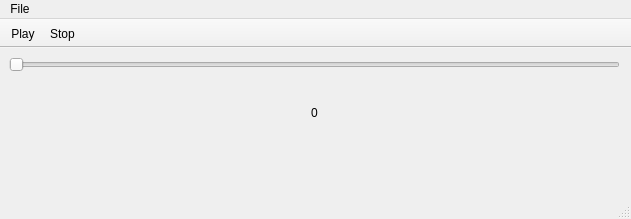
Before: the Qt Designer form mainwindow.ui in ray2501/MyQMP3, drawn with Qt 5.
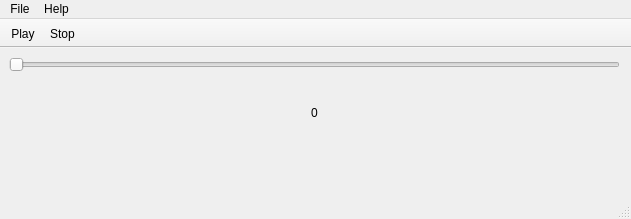
After: the same form once the commit is applied. Icons and pictures are not drawn.

Patch:
```diff
--- a/mainwindow.ui
+++ b/mainwindow.ui
@@ -80,7 +80,14 @@
     <addaction name="separator"/>
     <addaction name="actionQuit"/>
    </widget>
+   <widget class="QMenu" name="menuHelp">
+    <property name="title">
+     <string>Help</string>
+    </property>
+    <addaction name="actionAbout"/>
+   </widget>
    <addaction name="menuFile"/>
+   <addaction name="menuHelp"/>
   </widget>
   <widget class="QStatusBar" name="statusbar"/>
   <widget class="QToolBar" name="toolBar">
```
Left out of the diff: 5 changed lines with no effect on the pictures.
